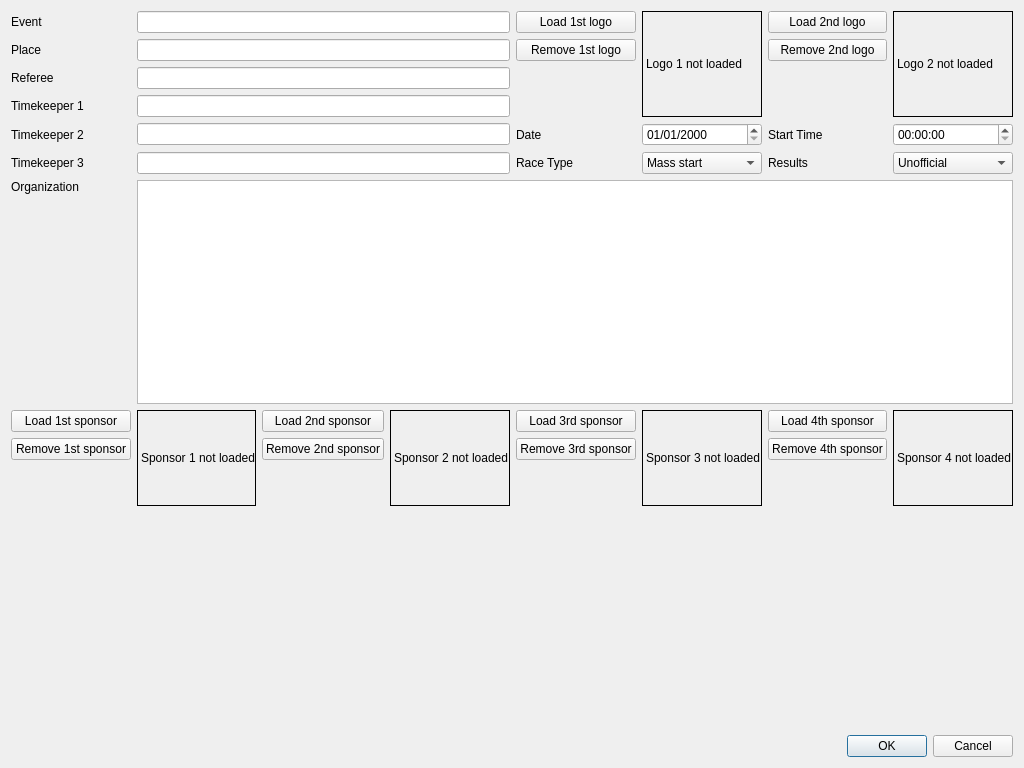
Qt form chronoracedata.ui (flinco/LBChronoRace) before a commit.
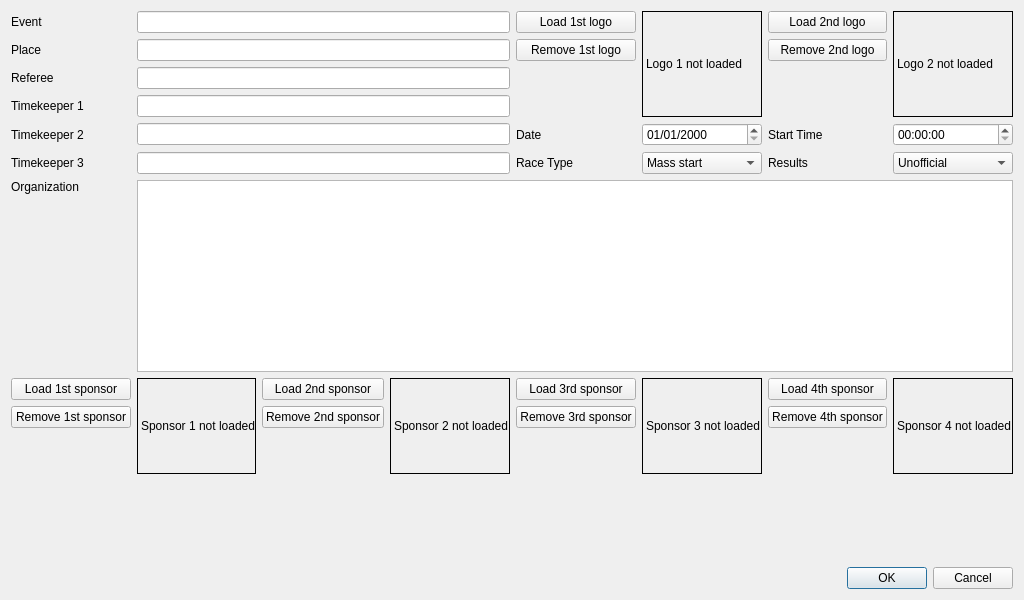
The same form after that commit.

Commit message: Fix application sizing on high resolution screens

Diff of the .ui file:
```diff
--- a/chronoracedata.ui
+++ b/chronoracedata.ui
@@ -7,13 +7,13 @@
     <x>0</x>
     <y>0</y>
     <width>1024</width>
-    <height>768</height>
+    <height>600</height>
    </rect>
   </property>
   <property name="minimumSize">
    <size>
     <width>1024</width>
-    <height>768</height>
+    <height>600</height>
    </size>
   </property>
   <property name="windowTitle">
```
The commit also changes 5 other files.
